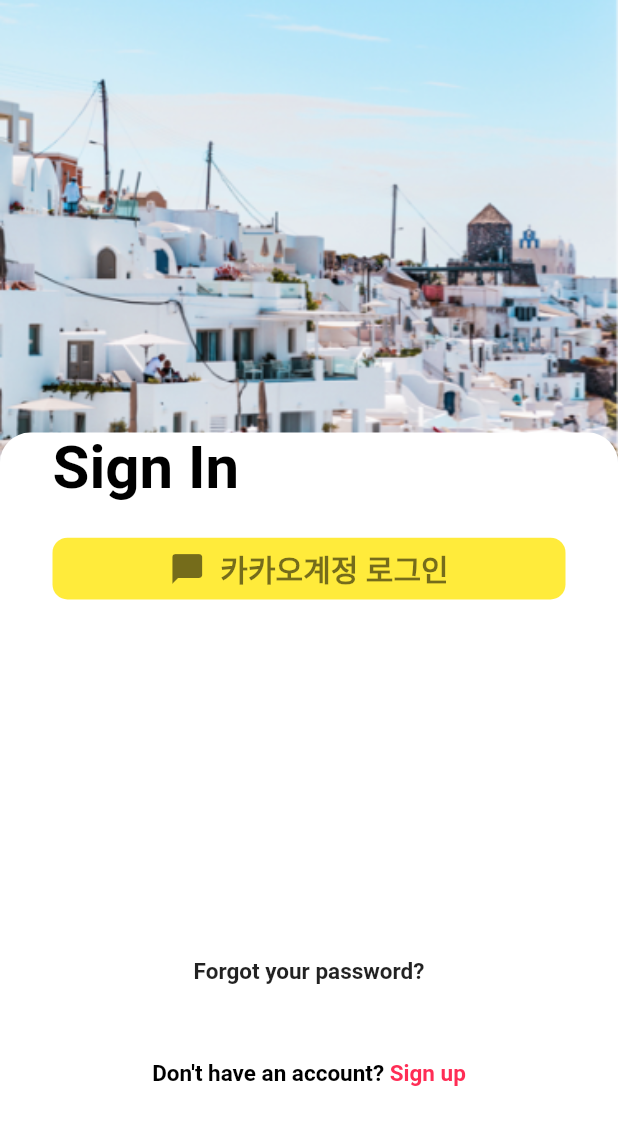
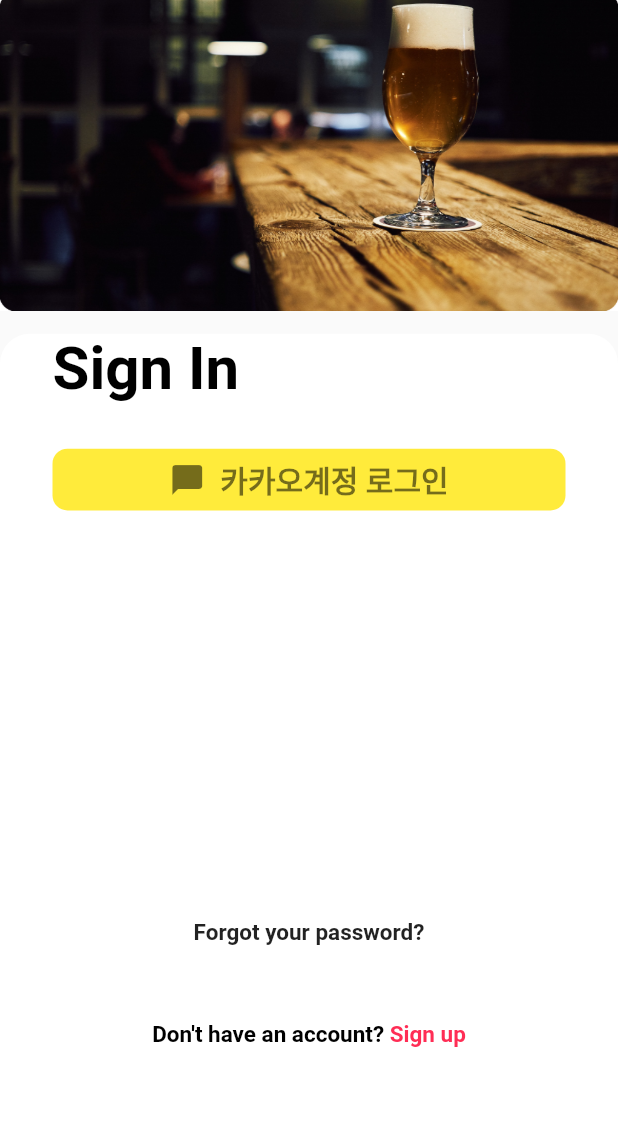
Before and after one commit to sinkyoungdeok/soorisulsul, a Flutter app: the screen it shows after launch, on a phone screen of 412 x 824 dp. Shown: the top 1125 px of the screen. Run offline on Flutter 3.47's test engine with Material 2 defaults, Android fonts, the phone set to English and light mode, and no system bars; missing offline and left inert: kakao_flutter_sdk; Roboto replaces fonts that are missing (Tomorrow); project files that could hold a hidden picture were left out.

```diff
--- a/lib/screen/signIn.dart
+++ b/lib/screen/signIn.dart
@@ -118,9 +118,12 @@ class _KakaoLoginState extends State<SignIn> {
 
   Widget visualContainer() {
     return Container(
+      transform: Matrix4.translationValues(0.0, -5.0, 0.0),
+
       decoration: BoxDecoration(
           image: DecorationImage(
-              image: AssetImage('Assets/image1.png'),
+              image: AssetImage('Assets/loginbeer.png'),
+
               fit: BoxFit.fitWidth,
               alignment: Alignment.topCenter
           )
@@ -146,7 +149,7 @@ class _KakaoLoginState extends State<SignIn> {
             .size
             .width,
         // margin: EdgeInsets.only(top: isSmall ? 180 : 300),
-        margin: EdgeInsets.only(top: MediaQuery.of(context).size.height * 0.35),
+        margin: EdgeInsets.only(top: MediaQuery.of(context).size.height * 0.27),
         decoration: BoxDecoration(
           borderRadius: BorderRadius.circular(20),
           color: Colors.white,
--- a/pubspec.yaml
+++ b/pubspec.yaml
@@ -59,6 +59,7 @@ flutter:
   assets:
     - Assets/image1.png
     - Assets/image2.png
+    - Assets/loginbeer.png
 
   # An image asset can refer to one or more resolution-specific "variants", see
   # https://flutter.dev/assets-and-images/#resolution-aware.
```
Also changed, not shown: Assets/loginbeer.png (added).
